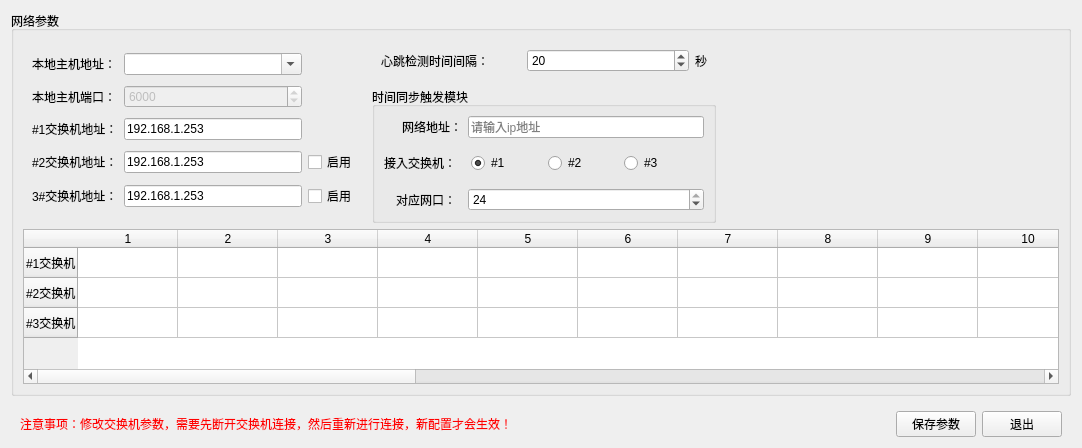
Qt form localsettingwindow.ui (MrXiaomao/HXR_Detector) before a commit.
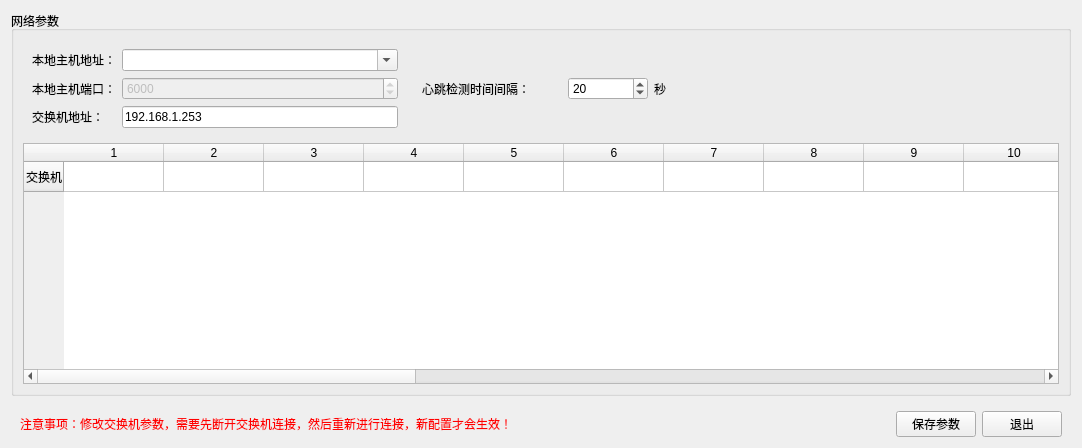
The same form after that commit.

Commit message: 自动测量/手动测量逻辑更改。删除外触发模块，交换机删除到只用一个。

```diff
--- a/localsettingwindow.ui
+++ b/localsettingwindow.ui
@@ -70,13 +70,6 @@
               </property>
              </widget>
             </item>
-            <item row="3" column="0">
-             <widget class="QLabel" name="label_9">
-              <property name="text">
-               <string>#2交换机地址：</string>
-              </property>
-             </widget>
-            </item>
             <item row="2" column="1">
              <widget class="QLineEdit" name="lineEdit_switcherIp_1">
               <property name="text">
@@ -87,21 +80,7 @@
             <item row="2" column="0">
              <widget class="QLabel" name="label_8">
               <property name="text">
-               <string>#1交换机地址：</string>
-              </property>
-             </widget>
-            </item>
-            <item row="4" column="2">
-             <widget class="QCheckBox" name="checkBox_2">
-              <property name="text">
-               <string>启用</string>
-              </property>
-             </widget>
-            </item>
-            <item row="4" column="1">
-             <widget class="QLineEdit" name="lineEdit_switcherIp_3">
-              <property name="text">
-               <string>192.168.1.253</string>
+               <string>交换机地址：</string>
               </property>
              </widget>
             </item>
@@ -119,27 +98,6 @@
               </property>
              </widget>
             </item>
-            <item row="3" column="2">
-             <widget class="QCheckBox" name="checkBox">
-              <property name="text">
-               <string>启用</string>
-              </property>
-             </widget>
-            </item>
-            <item row="3" column="1">
-             <widget class="QLineEdit" name="lineEdit_switcherIp_2">
-              <property name="text">
-               <string>192.168.1.253</string>
-              </property>
-             </widget>
-            </item>
-            <item row="4" column="0">
-             <widget class="QLabel" name="label_10">
-              <property name="text">
-               <string>3#交换机地址：</string>
-              </property>
-             </widget>
-            </item>
            </layout>
           </widget>
          </item>
@@ -215,95 +173,6 @@
               </layout>
              </widget>
             </item>
-            <item>
-             <widget class="QGroupBox" name="groupBox_2">
-              <property name="title">
-               <string>时间同步触发模块</string>
-              </property>
-              <layout class="QGridLayout" name="gridLayout_2">
-               <item row="0" column="0" colspan="2">
-                <widget class="QLabel" name="label">
-                 <property name="text">
-                  <string>网络地址：</string>
-                 </property>
-                 <property name="alignment">
-                  <set>Qt::AlignRight|Qt::AlignTrailing|Qt::AlignVCenter</set>
-                 </property>
-                </widget>
-               </item>
-               <item row="0" column="2">
-                <widget class="QLineEdit" name="lineEdit">
-                 <property name="placeholderText">
-                  <string>请输入ip地址</string>
-                 </property>
-                </widget>
-               </item>
-               <item row="1" column="0">
-                <widget class="QLabel" name="label_2">
-                 <property name="text">
-                  <string>接入交换机：</string>
-                 </property>
-                 <property name="alignment">
-                  <set>Qt::AlignRight|Qt::AlignTrailing|Qt::AlignVCenter</set>
-                 </property>
-                </widget>
-               </item>
-               <item row="2" column="0">
-                <widget class="QLabel" name="label_3">
-                 <property name="text">
-                  <string>对应网口：</string>
-                 </property>
-                 <property name="alignment">
-                  <set>Qt::AlignRight|Qt::AlignTrailing|Qt::AlignVCenter</set>
-                 </property>
-                </widget>
-               </item>
-               <item row="2" column="2">
-                <widget class="QSpinBox" name="spinBox">
-                 <property name="minimum">
-                  <number>1</number>
-                 </property>
-                 <property name="maximum">
-                  <number>24</number>
-                 </property>
-                 <property name="value">
-                  <number>24</number>
-                 </property>
-                </widget>
-               </item>
-               <item row="1" column="1" colspan="2">
-                <widget class="QWidget" name="widget" native="true">
-                 <layout class="QHBoxLayout" name="horizontalLayout_4">
-                  <item>
-                   <widget class="QRadioButton" name="radioButton">
-                    <property name="text">
-                     <string>#1</string>
-                    </property>
-                    <property name="checked">
-                     <bool>true</bool>
-                    </property>
-                   </widget>
-                  </item>
-                  <item>
-                   <widget class="QRadioButton" name="radioButton_2">
-                    <property name="text">
-                     <string>#2</string>
-                    </property>
-                   </widget>
-                  </item>
-                  <item>
-                   <widget class="QRadioButton" name="radioButton_3">
-                    <property name="text">
-                     <string>#3</string>
-                    </property>
-                   </widget>
-                  </item>
-                 </layout>
-                </widget>
-               </item>
-              </layout>
-             </widget>
-            </item>
            </layout>
           </widget>
          </item>
@@ -333,17 +202,7 @@
         </property>
         <row>
          <property name="text">
-          <string>#1交换机</string>
-         </property>
-        </row>
-        <row>
-         <property name="text">
-          <string>#2交换机</string>
-         </property>
-        </row>
-        <row>
-         <property name="text">
-          <string>#3交换机</string>
+          <string>交换机</string>
          </property>
         </row>
         <column/>
```
The commit also changes 19 other files.
